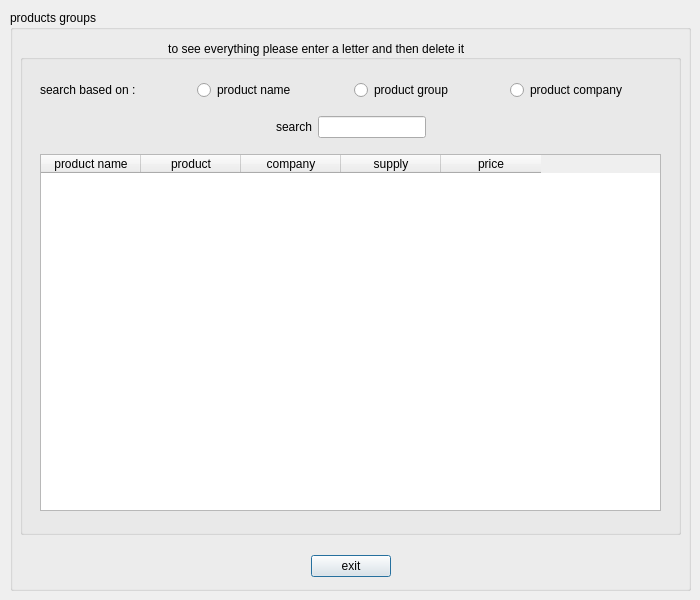
First picture: the form in asearchg.ui, repository melika-ag8/finalfoof, before the edit.
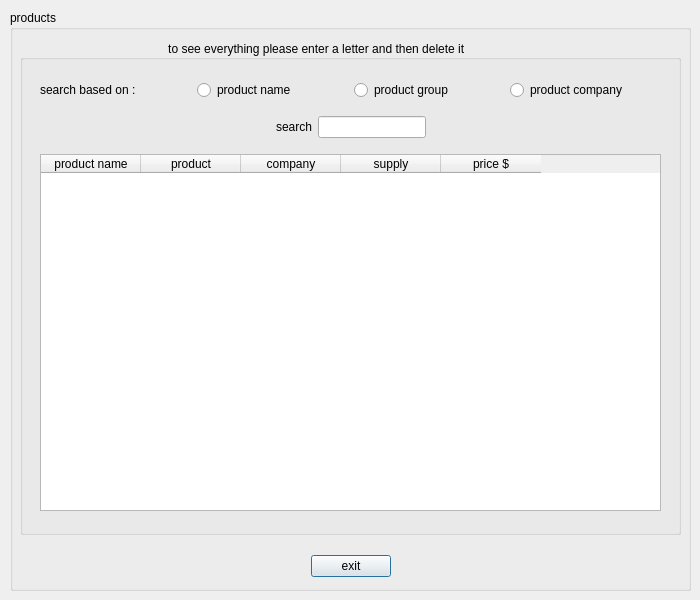
Second picture: the form after the edit. Icons and pictures are not drawn.

```diff
--- a/asearchg.ui
+++ b/asearchg.ui
@@ -35,7 +35,7 @@
     </rect>
    </property>
    <property name="title">
-    <string>products groups</string>
+    <string>products</string>
    </property>
    <widget class="QWidget" name="back1" native="true">
     <property name="geometry">
@@ -275,7 +275,7 @@
                 </column>
                 <column>
                  <property name="text">
-                  <string>price</string>
+                  <string>price $</string>
                  </property>
                 </column>
                </widget>
```
